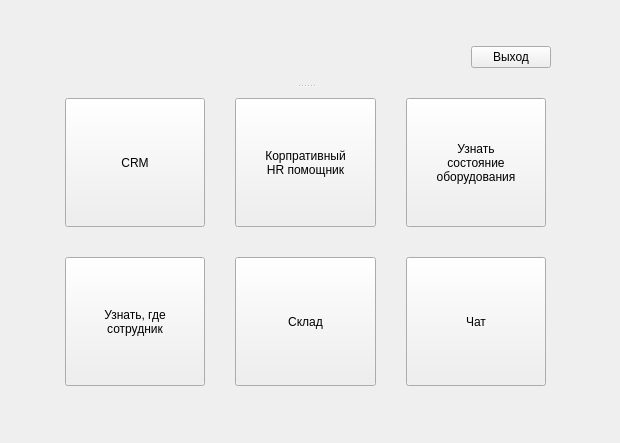
Old version of the form mainForm.ui in the repository GinormousSalmon/SC2020.
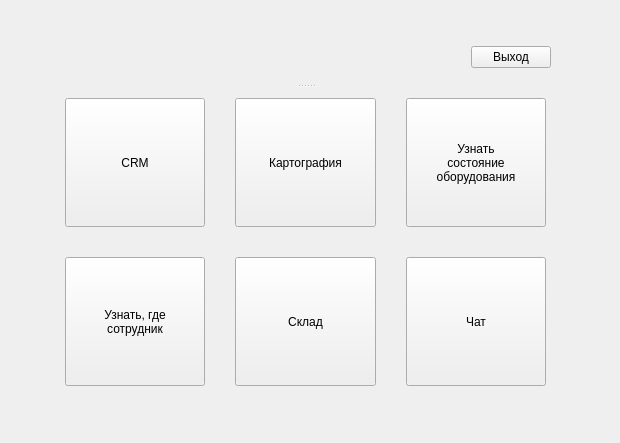
New version of the form.

```diff
--- a/mainForm.ui
+++ b/mainForm.ui
@@ -264,8 +264,7 @@
          </size>
         </property>
         <property name="text">
-         <string>Корпративный
-HR помощник</string>
+         <string>Картография</string>
         </property>
        </widget>
       </item>
```
Left out of the diff: 2 changed lines with no effect on the pictures.
